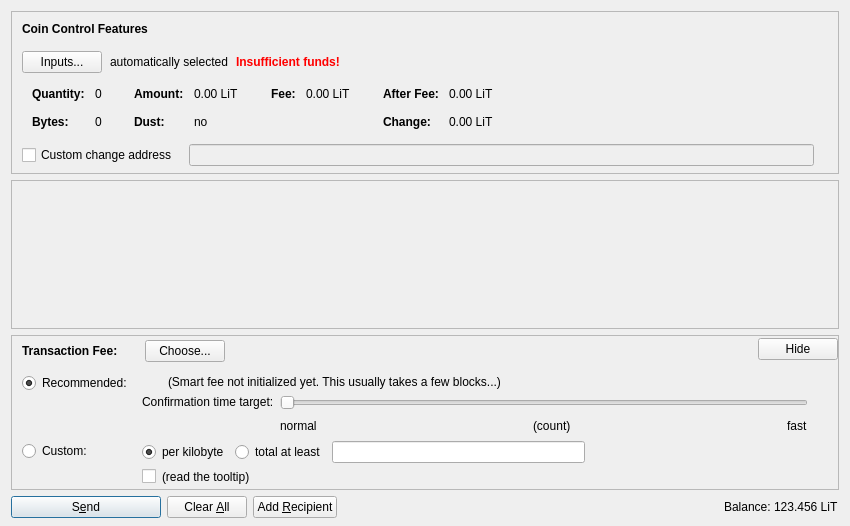
Before: the Qt Designer form src/qt/forms/sendcoinsdialog.ui in minblock/litercoin, drawn with Qt 5.
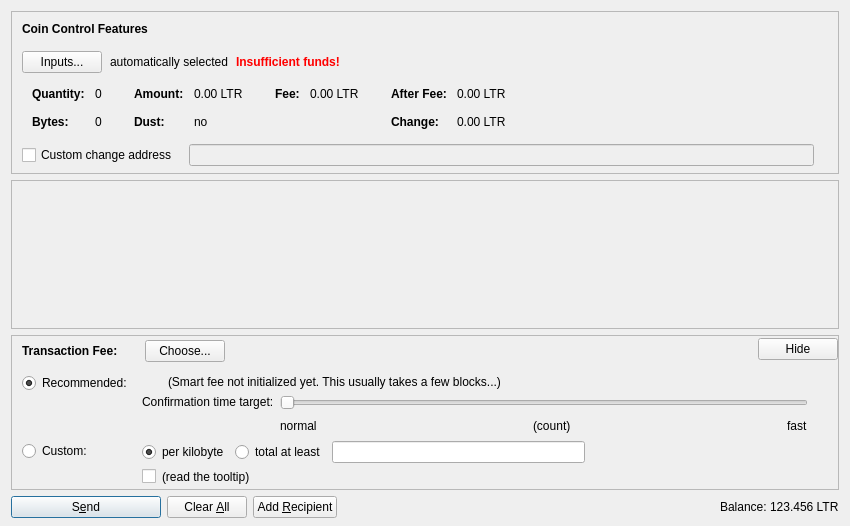
After: the same form once the commit is applied. Icons and pictures are not drawn. Custom widgets are drawn as their Qt base class.

```diff
--- a/src/qt/forms/sendcoinsdialog.ui
+++ b/src/qt/forms/sendcoinsdialog.ui
@@ -324,7 +324,7 @@
                   <enum>Qt::ActionsContextMenu</enum>
                  </property>
                  <property name="text">
-                  <string notr="true">0.00 LiT</string>
+                  <string notr="true">0.00 LTR</string>
                  </property>
                  <property name="textInteractionFlags">
                   <set>Qt::LinksAccessibleByMouse|Qt::TextSelectableByKeyboard|Qt::TextSelectableByMouse</set>
@@ -404,7 +404,7 @@
                   <enum>Qt::ActionsContextMenu</enum>
                  </property>
                  <property name="text">
-                  <string notr="true">0.00 LiT</string>
+                  <string notr="true">0.00 LTR</string>
                  </property>
                  <property name="textInteractionFlags">
                   <set>Qt::LinksAccessibleByMouse|Qt::TextSelectableByKeyboard|Qt::TextSelectableByMouse</set>
@@ -455,7 +455,7 @@
                   <enum>Qt::ActionsContextMenu</enum>
                  </property>
                  <property name="text">
-                  <string notr="true">0.00 LiT</string>
+                  <string notr="true">0.00 LTR</string>
                  </property>
                  <property name="textInteractionFlags">
                   <set>Qt::LinksAccessibleByMouse|Qt::TextSelectableByKeyboard|Qt::TextSelectableByMouse</set>
@@ -484,7 +484,7 @@
                   <enum>Qt::ActionsContextMenu</enum>
                  </property>
                  <property name="text">
-                  <string notr="true">0.00 LiT</string>
+                  <string notr="true">0.00 LTR</string>
                  </property>
                  <property name="textInteractionFlags">
                   <set>Qt::LinksAccessibleByMouse|Qt::TextSelectableByKeyboard|Qt::TextSelectableByMouse</set>
@@ -1290,7 +1290,7 @@
           <cursorShape>IBeamCursor</cursorShape>
          </property>
          <property name="text">
-          <string notr="true">123.456 LiT</string>
+          <string notr="true">123.456 LTR</string>
          </property>
          <property name="textInteractionFlags">
           <set>Qt::LinksAccessibleByMouse|Qt::TextSelectableByKeyboard|Qt::TextSelectableByMouse</set>
```
